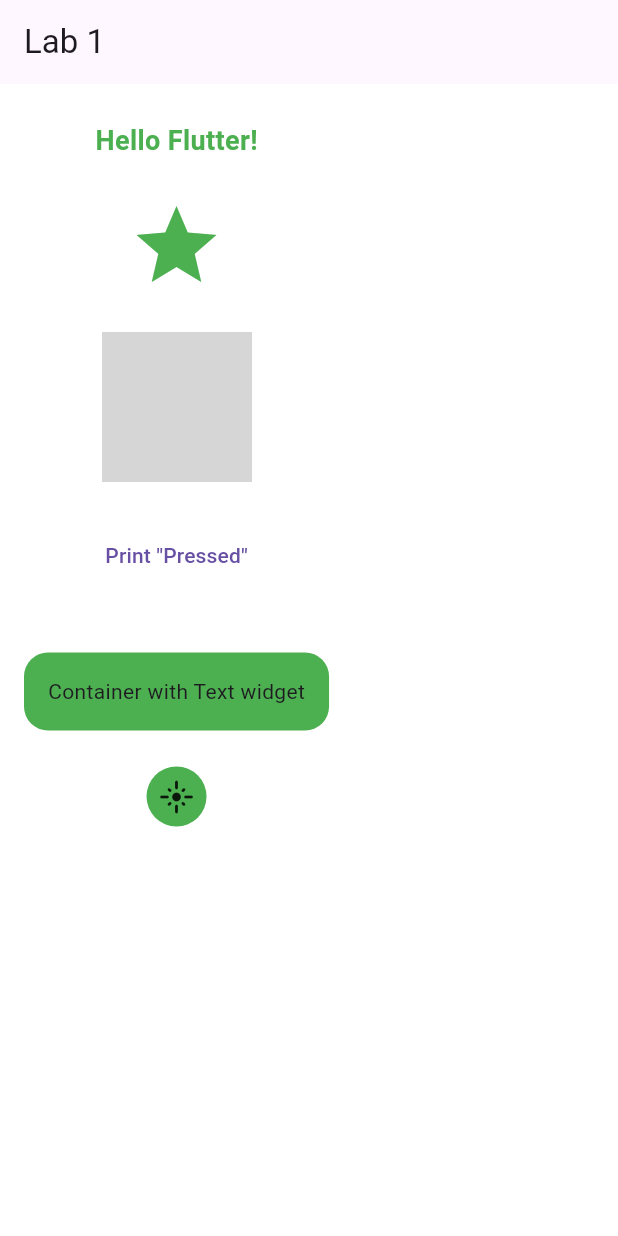
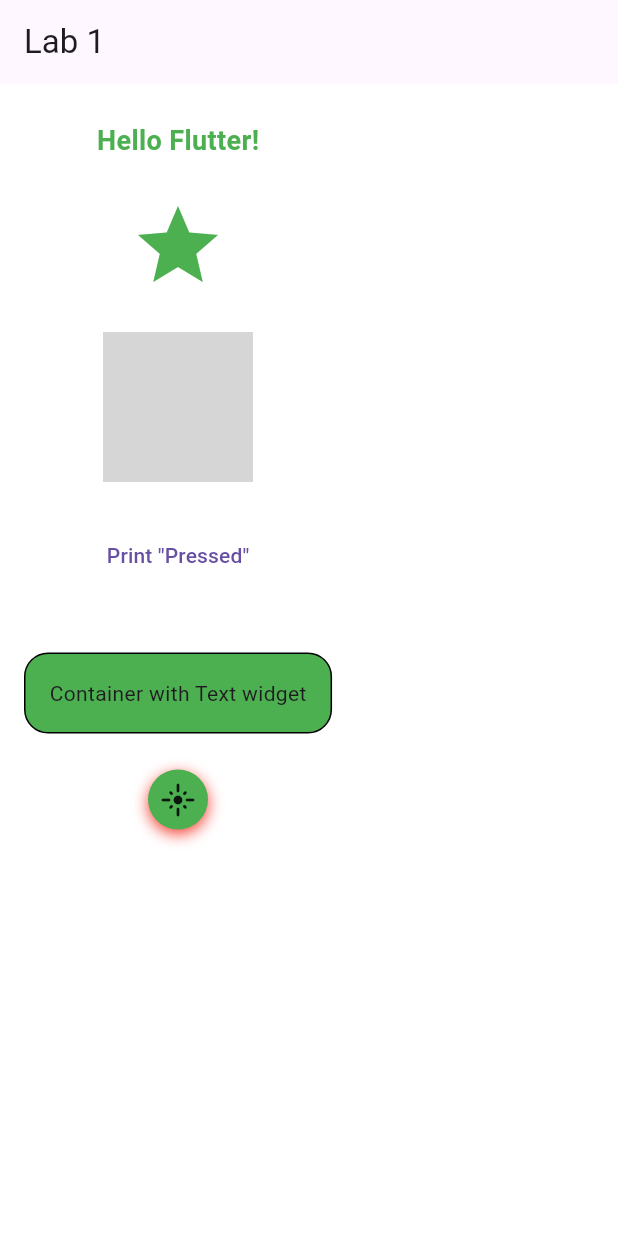
Before and after one commit to timur-harin/Fall24FlutterCourse, a Flutter app: the LAb1HomePage screen opened directly, on a phone screen of 412 x 824 dp. Run offline on Flutter 3.47's test engine with Material 3 defaults, Android fonts, the phone set to English and light mode, and no system bars; our stand-ins replace flutter_riverpod, freezed_annotation; network calls fail; grey boxes are pictures that could not be loaded.

Commit message:
feat: slightly improved ex5

```diff
--- a/lib/templates/lab1/lab1.dart
+++ b/lib/templates/lab1/lab1.dart
@@ -98,9 +98,10 @@ class LAb1HomePage extends StatelessWidget {
         Container(
           margin: const EdgeInsets.all(16.0),
           padding: const EdgeInsets.all(16.0),
-          decoration: const BoxDecoration(
+          decoration: BoxDecoration(
             color: Colors.green,
-            borderRadius: BorderRadius.all(Radius.circular(16.0)),
+            borderRadius: const BorderRadius.all(Radius.circular(16.0)),
+            border: Border.all(),
           ),
           child: const Text('Container with Text widget'),
         ),
@@ -110,6 +111,13 @@ class LAb1HomePage extends StatelessWidget {
           decoration: const BoxDecoration(
             color: Colors.green,
             shape: BoxShape.circle,
+            boxShadow: <BoxShadow>[
+              BoxShadow(
+                color: Colors.red,
+                blurRadius: 8.0,
+                offset: Offset(0, 3),
+              )
+            ],
           ),
           child: const Icon(Icons.flare_rounded),
         ),
```
